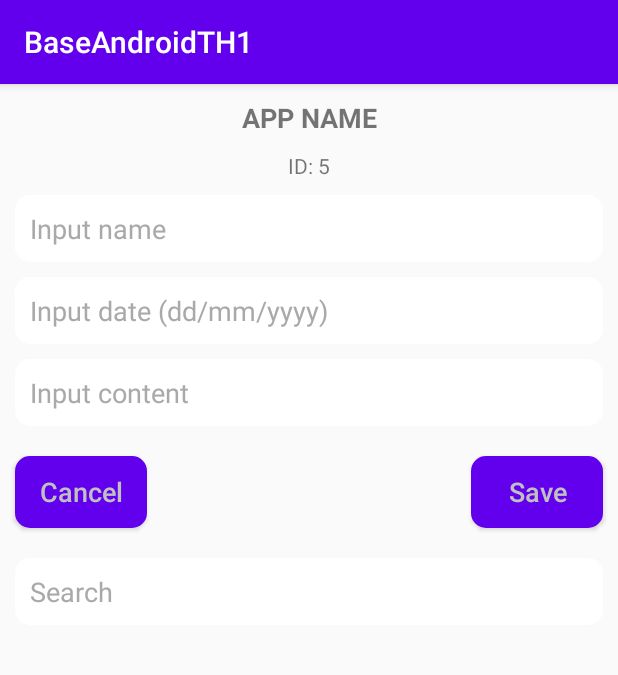
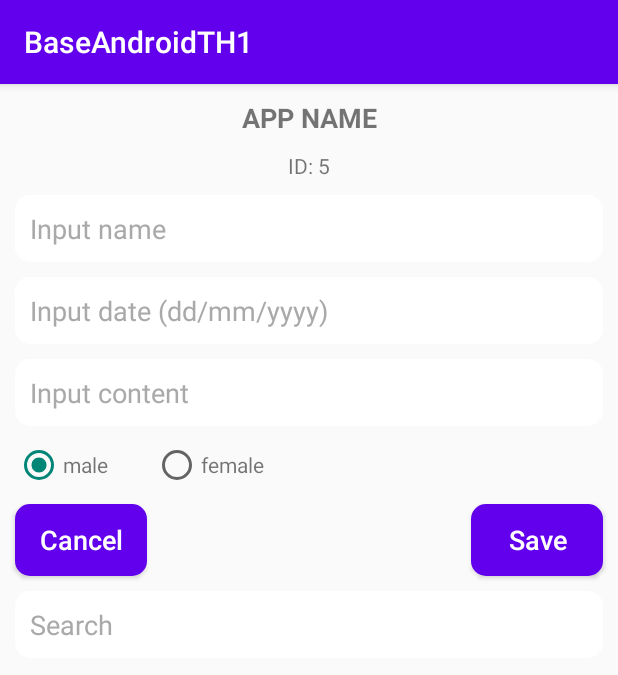
Before and after one commit to tran-duc-thanh/base_android_th_01, an Android app: the screen it shows after launch (MainActivity), on a phone screen of 412 x 824 dp. Shown: the top 675 px of the screen. Run offline under Robolectric (Android 15) with nearby library versions, the phone set to English and light mode, and no system bars.

Commit message:
commit code

```diff
--- a/app/src/main/res/layout/activity_main.xml
+++ b/app/src/main/res/layout/activity_main.xml
@@ -44,6 +44,7 @@
         android:background="@drawable/edit_text_custom"
         android:hint="Input date (dd/mm/yyyy)"
         android:textColorHint="@color/darkgray"
+        android:inputType="date"
         app:layout_constraintTop_toBottomOf="@id/etObjectName" />
 
     <EditText
@@ -60,45 +61,79 @@
         android:textColorHint="@color/darkgray"
         app:layout_constraintTop_toBottomOf="@id/etObjectDate" />
 
+    <RadioGroup
+        android:id="@+id/radioGroup"
+        android:layout_margin="10dp"
+        android:orientation="horizontal"
+        app:layout_constraintTop_toBottomOf="@id/etObjectContent"
+        android:layout_width="match_parent"
+        android:layout_height="wrap_content">
+
+        <RadioButton
+            android:id="@+id/rbMale"
+            android:checked="true"
+            android:layout_width="wrap_content"
+            android:layout_height="match_parent"/>
+
+        <TextView
+            android:text="male"
+            android:gravity="center"
+            android:layout_width="wrap_content"
+            android:layout_height="match_parent"/>
+
+        <RadioButton
+            android:id="@+id/rbFemale"
+            android:layout_marginLeft="30dp"
+            android:layout_width="wrap_content"
+            android:layout_height="match_parent"/>
+
+        <TextView
+            android:text="female"
+            android:gravity="center"
+            android:layout_width="wrap_content"
+            android:layout_height="match_parent"/>
+
+    </RadioGroup>
+
     <Button
         android:id="@+id/btnSave"
         android:layout_width="wrap_content"
         android:layout_height="wrap_content"
-        android:layout_marginTop="20dp"
+        android:layout_marginTop="10dp"
         android:layout_marginRight="10dp"
         android:background="@drawable/button_custom"
         android:text="Save"
         android:textAllCaps="false"
-        android:textColor="@color/silver"
+        android:textColor="@color/white"
         android:textSize="18dp"
         app:layout_constraintEnd_toEndOf="parent"
         app:layout_constraintHorizontal_bias="0.5"
         app:layout_constraintStart_toEndOf="@+id/btnCancel"
-        app:layout_constraintTop_toBottomOf="@id/etObjectContent" />
+        app:layout_constraintTop_toBottomOf="@id/radioGroup" />
 
     <Button
         android:id="@+id/btnCancel"
         android:layout_width="wrap_content"
         android:layout_height="wrap_content"
         android:layout_marginLeft="10dp"
-        android:layout_marginTop="20dp"
+        android:layout_marginTop="10dp"
         android:background="@drawable/button_custom"
         android:text="Cancel"
         android:textAllCaps="false"
-        android:textColor="@color/silver"
+        android:textColor="@color/white"
         android:textSize="18dp"
         app:layout_constraintEnd_toStartOf="@+id/btnSave"
         app:layout_constraintHorizontal_bias="0.5"
         app:layout_constraintHorizontal_chainStyle="spread_inside"
         app:layout_constraintStart_toStartOf="parent"
-        app:layout_constraintTop_toBottomOf="@id/etObjectContent" />
+        app:layout_constraintTop_toBottomOf="@id/radioGroup" />
 
     <AutoCompleteTextView
         android:id="@+id/search"
         android:layout_width="match_parent"
         android:layout_height="wrap_content"
         android:layout_marginHorizontal="10dp"
-        android:layout_marginTop="20dp"
+        android:layout_marginTop="10dp"
         android:background="@drawable/edit_text_custom"
         android:hint="Search"
         android:textColorHint="@color/darkgray"
@@ -109,7 +144,7 @@
         android:layout_width="match_parent"
         android:layout_height="wrap_content"
         android:layout_marginHorizontal="10dp"
-        android:layout_marginTop="20dp"
+        android:layout_marginTop="10dp"
         app:layout_constraintTop_toBottomOf="@id/search" />
 
 </androidx.constraintlayout.widget.ConstraintLayout>
--- a/app/src/main/res/layout/item.xml
+++ b/app/src/main/res/layout/item.xml
@@ -17,8 +17,9 @@
             app:layout_constraintBottom_toBottomOf="parent"
             app:layout_constraintTop_toTopOf="parent">
 
-            <ImageView
+            <de.hdodenhof.circleimageview.CircleImageView
                 android:id="@+id/img"
+                android:layout_marginLeft="10dp"
                 android:layout_width="50dp"
                 android:layout_height="50dp"
                 android:src="@drawable/icon_male" />
@@ -29,7 +30,6 @@
                 android:layout_height="match_parent"
                 android:layout_marginLeft="10dp"
                 android:gravity="center"
-                android:text="text"
                 android:textSize="20dp"
                 app:layout_constraintBottom_toBottomOf="parent"
                 app:layout_constraintTop_toTopOf="parent" />
```
Also changed, not shown: app/src/main/java/com/example/baseandroidth1/model/Item.java (added, +70 -0 lines), app/src/main/java/com/example/baseandroidth1/model/ItemAdapter.java (added, +65 -0 lines), app/src/main/res/drawable/icon_delete.png, app/src/main/res/drawable/icon_edit.png.
